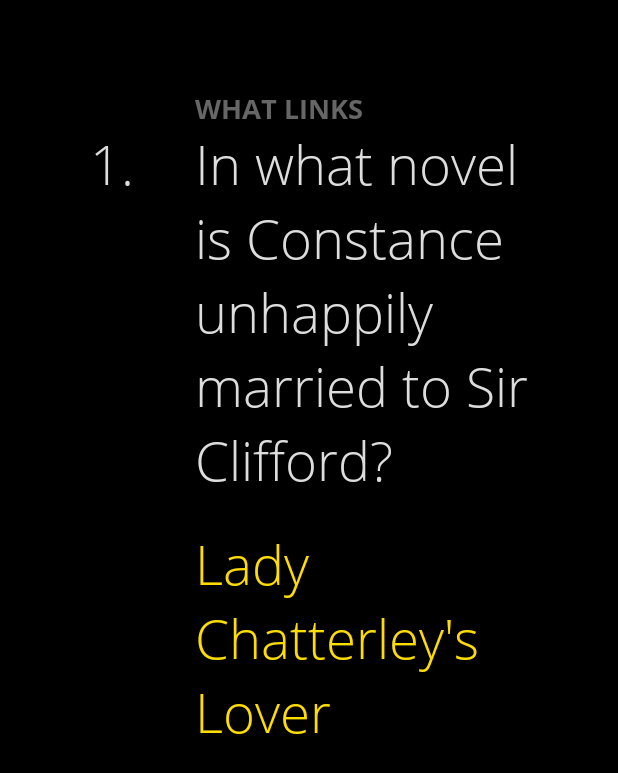
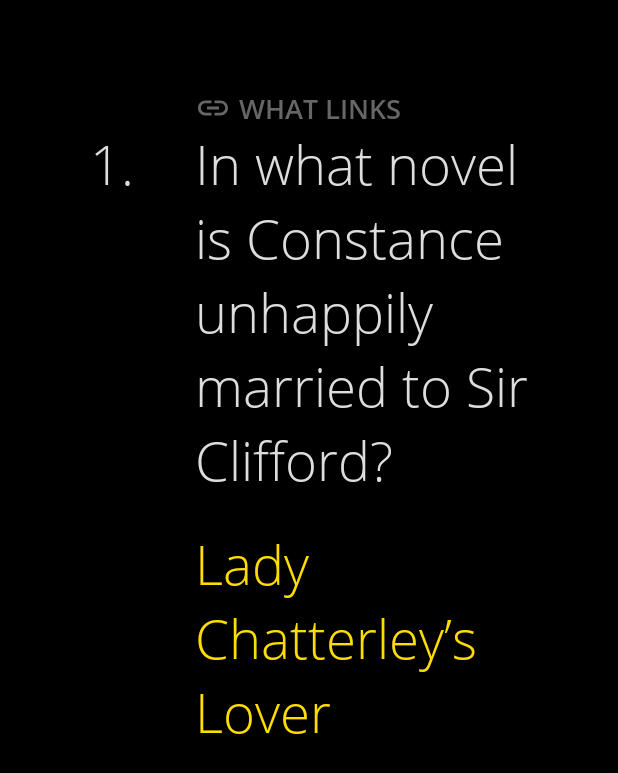
Before and after one commit to markwhitaker/saturday-quiz-app, an Android app: the layout view_question.xml on its own in the app's theme, with its tools: preview values and no code run, on a phone screen of 412 x 824 dp. Shown: the top 773 px of the screen. Run offline under Robolectric (Android 15) with nearby library versions, the phone set to English and light mode, and no system bars.

Commit message:
Tweaks to What Links style (font changed, added icon)

```diff
--- /dev/null
+++ b/app/src/main/res/drawable/ic_link.xml
@@ -0,0 +1,9 @@
+<vector xmlns:android="http://schemas.android.com/apk/res/android"
+        android:width="24dp"
+        android:height="24dp"
+        android:viewportWidth="24.0"
+        android:viewportHeight="24.0">
+    <path
+        android:fillColor="#FF000000"
+        android:pathData="M3.9,12c0,-1.71 1.39,-3.1 3.1,-3.1h4L11,7L7,7c-2.76,0 -5,2.24 -5,5s2.24,5 5,5h4v-1.9L7,15.1c-1.71,0 -3.1,-1.39 -3.1,-3.1zM8,13h8v-2L8,11v2zM17,7h-4v1.9h4c1.71,0 3.1,1.39 3.1,3.1s-1.39,3.1 -3.1,3.1h-4L13,17h4c2.76,0 5,-2.24 5,-5s-2.24,-5 -5,-5z"/>
+</vector>
--- a/app/src/main/res/font/font_bold.xml
+++ b/app/src/main/res/font/font_bold.xml
@@ -7,16 +7,16 @@
     >
 
     <font
-        android:font="@font/open_sans_bold"
+        android:font="@font/open_sans_semi_bold"
         android:fontStyle="normal"
-        app:font="@font/open_sans_bold"
+        app:font="@font/open_sans_semi_bold"
         app:fontStyle="normal"
         />
 
     <font
-        android:font="@font/open_sans_bold_italic"
+        android:font="@font/open_sans_semi_bold_italic"
         android:fontStyle="italic"
-        app:font="@font/open_sans_bold_italic"
+        app:font="@font/open_sans_semi_bold_italic"
         app:fontStyle="italic"
         />
 
--- a/app/src/main/res/layout/view_question.xml
+++ b/app/src/main/res/layout/view_question.xml
@@ -48,7 +48,7 @@
         android:layout_toEndOf="@id/numberView"
         android:layout_below="@id/questionView"
         android:layout_marginTop="@dimen/inner_margin"
-        tools:text="Lady Chatterley's Lover"
+        tools:text="Lady Chatterley’s Lover"
         />
 
 </RelativeLayout>
--- a/app/src/main/res/values/dimens.xml
+++ b/app/src/main/res/values/dimens.xml
@@ -3,6 +3,7 @@
     <dimen name="outer_margin">60dp</dimen>
     <dimen name="inner_margin">20dp</dimen>
     <dimen name="number_width">70dp</dimen>
+    <dimen name="what_links_icon_padding">5dp</dimen>
 
     <dimen name="date_text">24sp</dimen>
     <dimen name="title_text">60sp</dimen>
--- a/app/src/main/res/values/styles.xml
+++ b/app/src/main/res/values/styles.xml
@@ -9,6 +9,9 @@
         <item name="android:textColor">@color/what_links_text</item>
         <item name="android:textSize">@dimen/what_links_text</item>
         <item name="android:textAllCaps">true</item>
+        <item name="android:drawableStart">@drawable/ic_link</item>
+        <item name="android:drawableTint">@color/what_links_text</item>
+        <item name="android:drawablePadding">@dimen/what_links_icon_padding</item>
     </style>
 
     <style name="QuestionText">
```
